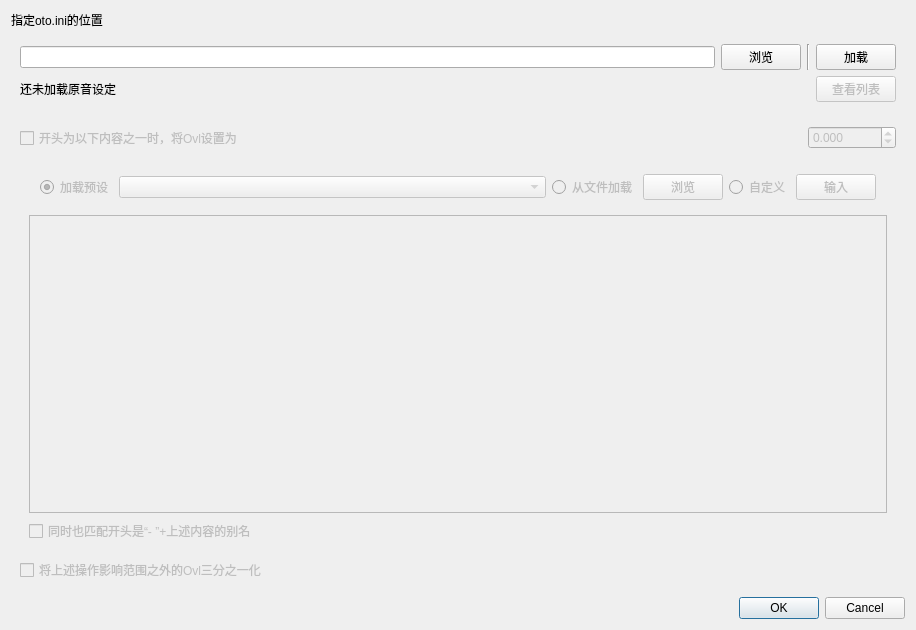
Before: the Qt Designer form src/overlapsetdialog.ui in shine5402/KiraOtoToolbox, drawn with Qt 5.
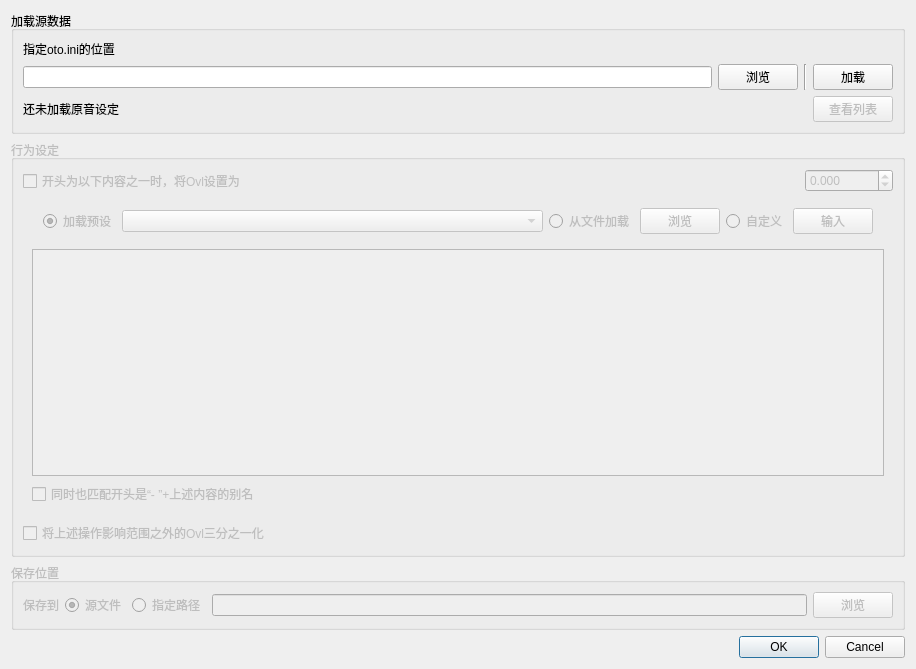
After: the same form once the commit is applied.

Commit message: 修改UI、加载预设

What changed in the file:
```diff
--- a/src/overlapsetdialog.ui
+++ b/src/overlapsetdialog.ui
@@ -7,7 +7,7 @@
     <x>0</x>
     <y>0</y>
     <width>916</width>
-    <height>630</height>
+    <height>669</height>
    </rect>
   </property>
   <property name="windowTitle">
@@ -15,46 +15,67 @@
   </property>
   <layout class="QVBoxLayout" name="verticalLayout_3">
    <item>
-    <widget class="QLabel" name="label">
-     <property name="text">
-      <string>指定oto.ini的位置</string>
+    <widget class="QGroupBox" name="groupBox_3">
+     <property name="title">
+      <string>加载源数据</string>
      </property>
-    </widget>
-   </item>
-   <item>
-    <widget class="QWidget" name="loadOtoWidget" native="true">
-     <layout class="QGridLayout" name="gridLayout">
-      <item row="0" column="0">
-       <widget class="QLineEdit" name="fileNameEdit_open"/>
-      </item>
-      <item row="0" column="1">
-       <widget class="QPushButton" name="browseButton_open">
-        <property name="styleSheet">
-         <string notr="true"/>
-        </property>
+     <layout class="QVBoxLayout" name="verticalLayout_4">
+      <item>
+       <widget class="QLabel" name="label">
         <property name="text">
-         <string>浏览</string>
+         <string>指定oto.ini的位置</string>
         </property>
-        <property name="flat">
-         <bool>false</bool>
-        </property>
        </widget>
       </item>
-      <item row="0" column="2">
-       <widget class="Line" name="line">
-        <property name="orientation">
-         <enum>Qt::Vertical</enum>
-        </property>
+      <item>
+       <widget class="QWidget" name="loadOtoWidget" native="true">
+        <layout class="QHBoxLayout" name="horizontalLayout">
+         <property name="leftMargin">
+          <number>0</number>
+         </property>
+         <property name="topMargin">
+          <number>0</number>
+         </property>
+         <property name="rightMargin">
+          <number>0</number>
+         </property>
+         <property name="bottomMargin">
+          <number>0</number>
+         </property>
+         <item>
+          <widget class="QLineEdit" name="fileNameEdit_open"/>
+         </item>
+         <item>
+          <widget class="QPushButton" name="browseButton_open">
+           <property name="styleSheet">
+            <string notr="true"/>
+           </property>
+           <property name="text">
+            <string>浏览</string>
+           </property>
+           <property name="flat">
+            <bool>false</bool>
+           </property>
+          </widget>
+         </item>
+         <item>
+          <widget class="Line" name="line">
+           <property name="orientation">
+            <enum>Qt::Vertical</enum>
+           </property>
+          </widget>
+         </item>
+         <item>
+          <widget class="QPushButton" name="loadButton">
+           <property name="text">
+            <string>加载</string>
+           </property>
+          </widget>
+         </item>
+        </layout>
        </widget>
       </item>
-      <item row="0" column="3">
-       <widget class="QPushButton" name="loadButton">
-        <property name="text">
-         <string>加载</string>
-        </property>
-       </widget>
-      </item>
-      <item row="1" column="0" colspan="4">
+      <item>
        <layout class="QHBoxLayout" name="horizontalLayout_8">
         <item>
          <widget class="QLabel" name="countLabel">
@@ -92,10 +113,13 @@
     </widget>
    </item>
    <item>
-    <widget class="QWidget" name="widget" native="true">
+    <widget class="QGroupBox" name="optionGroupBox">
      <property name="enabled">
       <bool>false</bool>
      </property>
+     <property name="title">
+      <string>行为设定</string>
+     </property>
      <layout class="QVBoxLayout" name="verticalLayout_2">
       <item>
        <layout class="QHBoxLayout" name="horizontalLayout_2">
@@ -140,8 +164,11 @@
          <bool>false</bool>
         </property>
         <layout class="QVBoxLayout" name="verticalLayout">
+         <property name="topMargin">
+          <number>0</number>
+         </property>
          <item>
-          <widget class="QWidget" name="" native="true">
+          <widget class="QWidget" name="widget" native="true">
            <layout class="QHBoxLayout" name="horizontalLayout_3">
             <property name="leftMargin">
              <number>11</number>
@@ -232,6 +259,69 @@
      </layout>
     </widget>
    </item>
+   <item>
+    <widget class="QGroupBox" name="saveOptionGroupBox">
+     <property name="enabled">
+      <bool>false</bool>
+     </property>
+     <property name="title">
+      <string>保存位置</string>
+     </property>
+     <layout class="QVBoxLayout" name="verticalLayout_5">
+      <item>
+       <layout class="QHBoxLayout" name="horizontalLayout_9">
+        <item>
+         <widget class="QLabel" name="label_6">
+          <property name="text">
+           <string>保存到</string>
+          </property>
+         </widget>
+        </item>
+        <item>
+         <widget class="QRadioButton" name="saveToSrcRadioButton">
+          <property name="text">
+           <string>源文件</string>
+          </property>
+          <property name="checked">
+           <bool>true</bool>
+          </property>
+         </widget>
+        </item>
+        <item>
+         <widget class="QRadioButton" name="saveToPathRadioButton">
+          <property name="text">
+           <string>指定路径</string>
+          </property>
+         </widget>
+        </item>
+        <item>
+         <widget class="QLineEdit" name="fileNameEdit_save">
+          <property name="enabled">
+           <bool>false</bool>
+          </property>
+         </widget>
+        </item>
+        <item>
+         <widget class="QPushButton" name="browseButton_save">
+          <property name="enabled">
+           <bool>false</bool>
+          </property>
+          <property name="styleSheet">
+           <string notr="true"/>
+          </property>
+          <property name="text">
+           <string>浏览</string>
+          </property>
+          <property name="flat">
+           <bool>false</bool>
+          </property>
+         </widget>
+        </item>
+       </layout>
+      </item>
+     </layout>
+    </widget>
+   </item>
    <item>
     <widget class="QDialogButtonBox" name="buttonBox">
      <property name="orientation">
```
Left out of the diff: 156 changed lines with no effect on the pictures. The commit also changes 5 other files.
